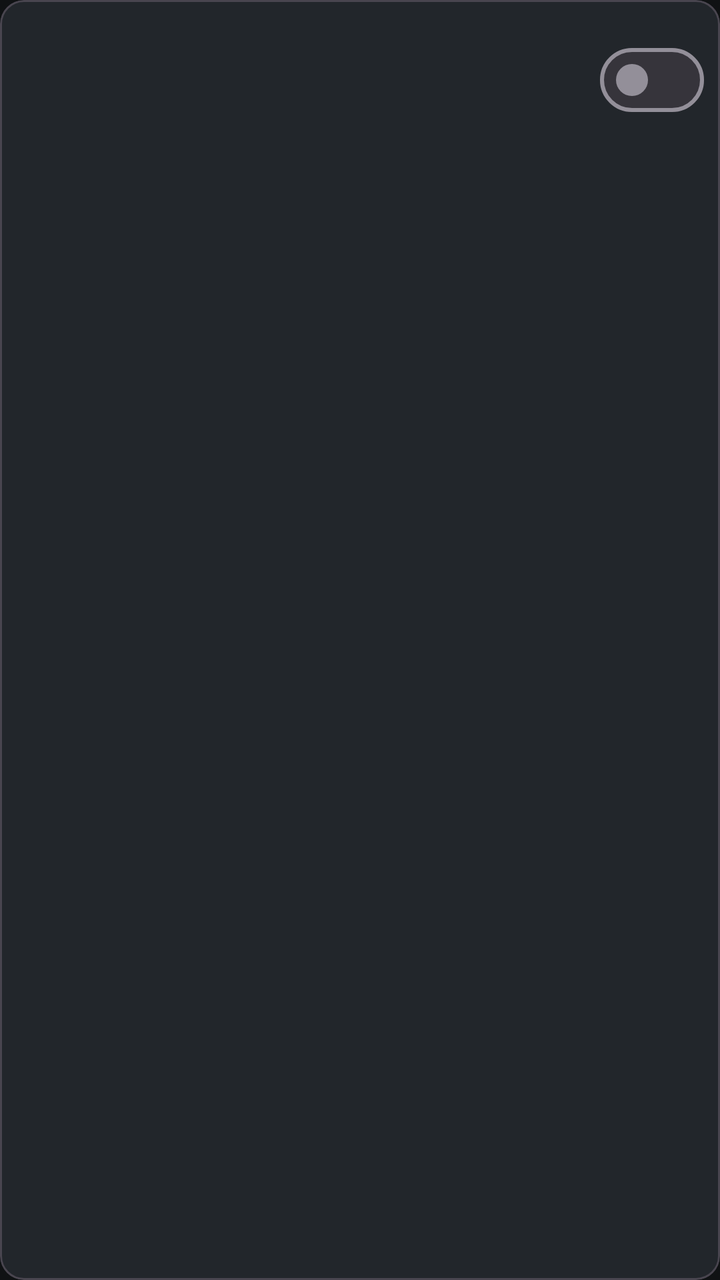
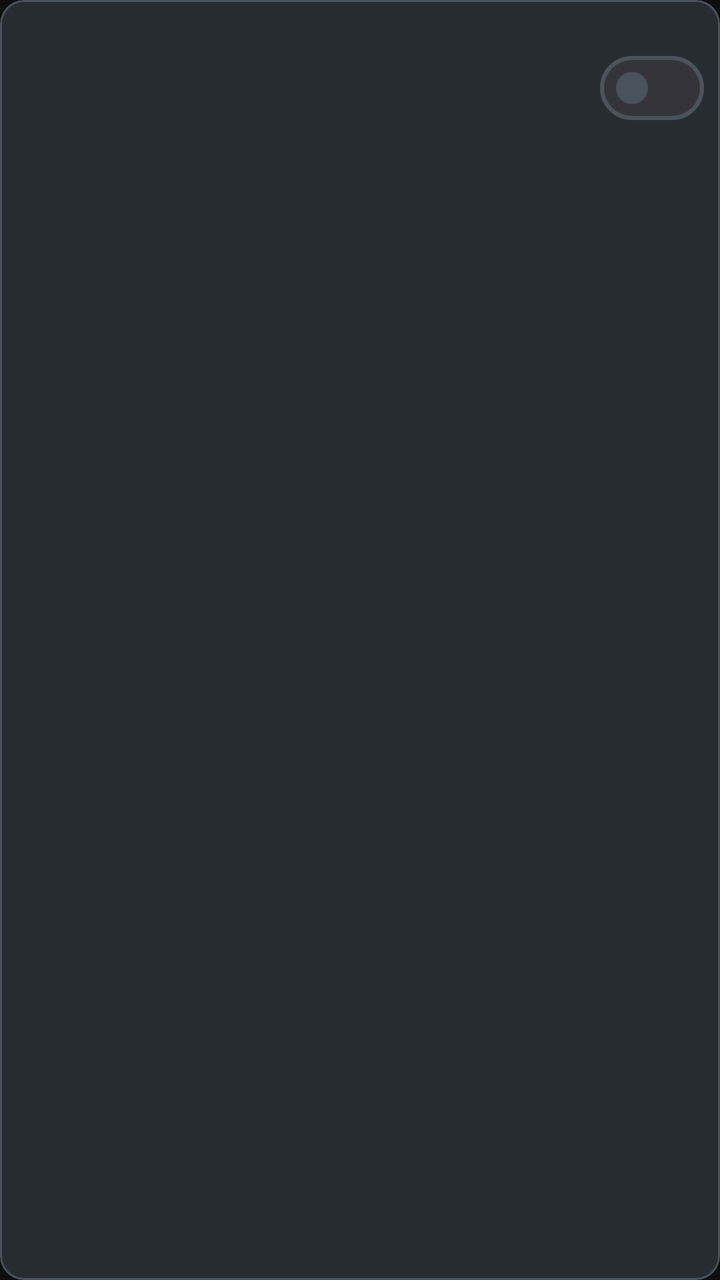

An Android layout rendered at two revisions. The XML below is the earlier revision; the diff shows what the commit changed to produce the second picture.
<!-- AndroidManifest.xml: application theme Theme.MG4Tasker -->
<!-- res/layout/item_rule.xml -->
<?xml version="1.0" encoding="utf-8"?>
<com.google.android.material.card.MaterialCardView
    xmlns:android="http://schemas.android.com/apk/res/android"
    xmlns:app="http://schemas.android.com/apk/res-auto"
    android:layout_width="match_parent"
    android:layout_height="wrap_content"
    android:layout_marginBottom="@dimen/spacing_sm"
    app:cardBackgroundColor="@color/mg4_surface_raised"
    app:cardCornerRadius="12dp"
    android:checkable="true"
    android:focusable="true">

    <LinearLayout
        android:layout_width="match_parent"
        android:layout_height="wrap_content"
        android:orientation="horizontal"
        android:gravity="center_vertical"
        android:minHeight="@dimen/touch_target"
        android:paddingStart="@dimen/spacing_md"
        android:paddingEnd="@dimen/spacing_sm"
        android:paddingVertical="@dimen/spacing_sm">

        <LinearLayout
            android:layout_width="0dp"
            android:layout_height="wrap_content"
            android:layout_weight="1"
            android:orientation="vertical">

            <TextView
                android:id="@+id/ruleName"
                android:layout_width="match_parent"
                android:layout_height="wrap_content"
                android:maxLines="1"
                android:ellipsize="end"
                android:textAppearance="@style/Text.MG4.Body" />

            <TextView
                android:id="@+id/ruleSummary"
                android:layout_width="match_parent"
                android:layout_height="wrap_content"
                android:maxLines="1"
                android:ellipsize="end"
                android:textAppearance="@style/Text.MG4.Secondary" />
        </LinearLayout>

        
        <com.google.android.material.materialswitch.MaterialSwitch
            android:id="@+id/ruleEnabled"
            android:layout_width="wrap_content"
            android:layout_height="wrap_content"
            android:minWidth="@dimen/touch_target"
            android:minHeight="@dimen/touch_target" />
    </LinearLayout>
</com.google.android.material.card.MaterialCardView>
<!-- resources referenced by this layout -->
<resources>
  <color name="mg4_surface_raised">#FF22262B</color>
  <dimen name="spacing_md">16dp</dimen>
  <dimen name="spacing_sm">8dp</dimen>
  <dimen name="touch_target">64dp</dimen>
  <style name="Text.MG4.Body" parent="TextAppearance.Material3.BodyLarge">
          <item name="android:textSize">@dimen/text_body</item>
      </style>
  <style name="Text.MG4.Secondary" parent="TextAppearance.Material3.BodyMedium">
          <item name="android:textSize">@dimen/text_secondary</item>
          <item name="android:textColor">@color/mg4_text_secondary</item>
      </style>
  <style name="Theme.MG4Tasker" parent="Theme.Material3.Dark.NoActionBar">
          <item name="colorPrimary">@color/mg4_accent</item>
          <item name="colorOnPrimary">@color/mg4_on_accent</item>
          <item name="colorSurface">@color/mg4_surface</item>
          <item name="colorSurfaceContainer">@color/mg4_surface_raised</item>
          <item name="android:colorBackground">@color/mg4_background</item>
          <item name="colorError">@color/mg4_error</item>
          <item name="android:statusBarColor">@color/mg4_background</item>
      </style>
  <dimen name="text_body">18sp</dimen>
  <dimen name="text_secondary">15sp</dimen>
  <color name="mg4_text_secondary">#FF9EA6AE</color>
  <color name="mg4_accent">#FF4FC3F7</color>
  <color name="mg4_on_accent">#FF06131A</color>
  <color name="mg4_surface">#FF181B1F</color>
  <color name="mg4_background">#FF101214</color>
  <color name="mg4_error">#FFEF6B6B</color>
</resources>

<!-- the commit's change to res/layout/item_rule.xml (unified diff, before → after) -->
@@ -7,6 +7,8 @@
     android:layout_marginBottom="@dimen/spacing_sm"
     app:cardBackgroundColor="@color/mg4_surface_raised"
     app:cardCornerRadius="12dp"
+    app:strokeColor="@color/mg4_outline"
+    app:strokeWidth="1dp"
     android:checkable="true"
     android:focusable="true">
 
<!-- resource entries referenced after the edit -->
@@ -1,9 +1,10 @@
 <!-- resources referenced by this layout -->
 <resources>
-  <color name="mg4_surface_raised">#FF22262B</color>
+  <color name="mg4_outline">#FF4A525B</color>
+  <color name="mg4_surface_raised">#FF272C33</color>
   <dimen name="spacing_md">16dp</dimen>
   <dimen name="spacing_sm">8dp</dimen>
-  <dimen name="touch_target">64dp</dimen>
+  <dimen name="touch_target">72dp</dimen>
   <style name="Text.MG4.Body" parent="TextAppearance.Material3.BodyLarge">
           <item name="android:textSize">@dimen/text_body</item>
       </style>
@@ -19,14 +20,37 @@
           <item name="android:colorBackground">@color/mg4_background</item>
           <item name="colorError">@color/mg4_error</item>
           <item name="android:statusBarColor">@color/mg4_background</item>
+          
+          <item name="colorOnSurface">@color/mg4_text</item>
+          <item name="colorOnSurfaceVariant">@color/mg4_text_secondary</item>
+          <item name="colorOnBackground">@color/mg4_text</item>
+          <item name="colorOutline">@color/mg4_outline</item>
+          <item name="android:textColorPrimary">@color/mg4_text</item>
+          <item name="android:textColorSecondary">@color/mg4_text_secondary</item>
+          
+          <item name="materialAlertDialogTheme">@style/ThemeOverlay.MG4.Dialog</item>
       </style>
-  <dimen name="text_body">18sp</dimen>
-  <dimen name="text_secondary">15sp</dimen>
-  <color name="mg4_text_secondary">#FF9EA6AE</color>
-  <color name="mg4_accent">#FF4FC3F7</color>
-  <color name="mg4_on_accent">#FF06131A</color>
-  <color name="mg4_surface">#FF181B1F</color>
-  <color name="mg4_background">#FF101214</color>
-  <color name="mg4_error">#FFEF6B6B</color>
+  <dimen name="text_body">20sp</dimen>
+  <dimen name="text_secondary">17sp</dimen>
+  <color name="mg4_text_secondary">#FFC6CFD8</color>
+  <color name="mg4_accent">#FF7FD4FA</color>
+  <color name="mg4_on_accent">#FF04121A</color>
+  <color name="mg4_surface">#FF15181C</color>
+  <color name="mg4_background">#FF0B0D0F</color>
+  <color name="mg4_error">#FFFF9A9A</color>
+  <color name="mg4_text">#FFF4F7FA</color>
+  <style name="ThemeOverlay.MG4.Dialog" parent="ThemeOverlay.Material3.MaterialAlertDialog">
+          <item name="colorSurface">@color/mg4_surface_raised</item>
+          <item name="colorOnSurface">@color/mg4_text</item>
+          <item name="colorOnSurfaceVariant">@color/mg4_text_secondary</item>
+          <item name="android:textColorPrimary">@color/mg4_text</item>
+          <item name="buttonBarPositiveButtonStyle">@style/Widget.MG4.DialogButton</item>
+          <item name="buttonBarNegativeButtonStyle">@style/Widget.MG4.DialogButton</item>
+      </style>
+  <style name="Widget.MG4.DialogButton" parent="Widget.Material3.Button.TextButton.Dialog">
+          <item name="android:minHeight">@dimen/touch_target</item>
+          <item name="android:minWidth">140dp</item>
+          <item name="android:textSize">@dimen/text_body</item>
+      </style>
 </resources>
 
